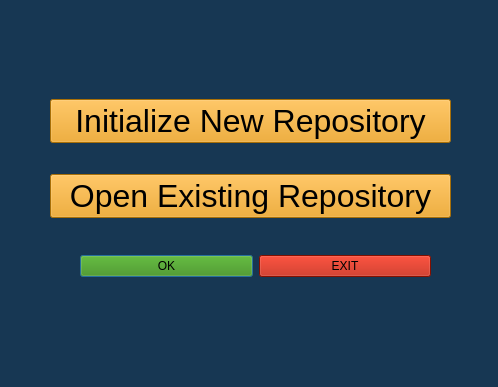
This is gui/SelectRepo.ui in Sam-Horner-42/CPPMiniVersionControl as Qt 5 draws it before an edit. The edited form follows.
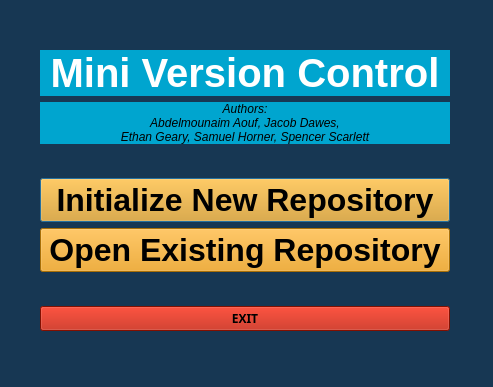
This is the edited form.

Commit message: Updated UI of select Repo, added author information

```diff
--- a/gui/SelectRepo.ui
+++ b/gui/SelectRepo.ui
@@ -6,10 +6,16 @@
    <rect>
     <x>0</x>
     <y>0</y>
-    <width>498</width>
+    <width>493</width>
     <height>387</height>
    </rect>
   </property>
+  <property name="font">
+   <font>
+    <family>Segoe Fluent Icons</family>
+    <bold>true</bold>
+   </font>
+  </property>
   <property name="windowTitle">
    <string>Dialog</string>
   </property>
@@ -17,53 +23,39 @@
    <string notr="true">background-color: rgb(23, 55, 83);
 </string>
   </property>
-  <widget class="QWidget" name="layoutWidget">
+  <widget class="QWidget" name="gridLayoutWidget">
    <property name="geometry">
     <rect>
-     <x>80</x>
-     <y>250</y>
-     <width>351</width>
-     <height>33</height>
+     <x>40</x>
+     <y>50</y>
+     <width>410</width>
+     <height>281</height>
     </rect>
    </property>
-   <layout class="QHBoxLayout">
-    <property name="spacing">
-     <number>6</number>
-    </property>
-    <property name="margin" stdset="0">
-     <number>0</number>
-    </property>
-    <item>
-     <widget class="QPushButton" name="okButton">
+   <layout class="QGridLayout" name="gridLayout">
+    <item row="2" column="0">
+     <widget class="QLabel" name="label_2">
+      <property name="font">
+       <font>
+        <family>Arial</family>
+        <italic>true</italic>
+        <bold>false</bold>
+       </font>
+      </property>
       <property name="styleSheet">
-       <string notr="true">background-color: rgb(57, 143, 0);</string>
+       <string notr="true">background-color: rgb(0, 165, 207);</string>
       </property>
       <property name="text">
-       <string>OK</string>
+       <string>Authors:
+Abdelmounaim Aouf, Jacob Dawes, 
+Ethan Geary, Samuel Horner, Spencer Scarlett</string>
       </property>
-     </widget>
-    </item>
-    <item>
-     <widget class="QPushButton" name="cancelButton">
-      <property name="styleSheet">
-       <string notr="true">background-color: rgb(184, 21, 0);</string>
+      <property name="alignment">
+       <set>Qt::AlignmentFlag::AlignCenter</set>
       </property>
-      <property name="text">
-       <string>EXIT</string>
-      </property>
      </widget>
     </item>
-   </layout>
-  </widget>
-  <widget class="QWidget" name="verticalLayoutWidget">
-   <property name="geometry">
-    <rect>
-     <x>50</x>
-     <y>74</y>
-     <width>401</width>
-     <height>171</height>
-    </rect>
-   </property>
+    <item row="4" column="0">
    <layout class="QVBoxLayout" name="verticalLayout">
     <item>
      <widget class="QPushButton" name="initRepo">
@@ -162,6 +154,7 @@
        <font>
         <family>Arial</family>
         <pointsize>-1</pointsize>
+          <bold>true</bold>
         <underline>false</underline>
        </font>
       </property>
@@ -279,6 +272,7 @@
        <font>
         <family>Arial</family>
         <pointsize>-1</pointsize>
+          <bold>true</bold>
        </font>
       </property>
       <property name="mouseTracking">
@@ -296,6 +290,542 @@
       </property>
      </widget>
     </item>
+      <item>
+       <spacer name="verticalSpacer_2">
+        <property name="orientation">
+         <enum>Qt::Orientation::Vertical</enum>
+        </property>
+        <property name="sizeHint" stdset="0">
+         <size>
+          <width>20</width>
+          <height>40</height>
+         </size>
+        </property>
+       </spacer>
+      </item>
+      <item>
+       <widget class="QPushButton" name="cancelButton">
+        <property name="styleSheet">
+         <string notr="true">background-color: rgb(184, 21, 0);</string>
+        </property>
+        <property name="text">
+         <string>EXIT</string>
+        </property>
+       </widget>
+      </item>
+     </layout>
+    </item>
+    <item row="1" column="0">
+     <widget class="QLabel" name="label">
+      <property name="palette">
+       <palette>
+        <active>
+         <colorrole role="WindowText">
+          <brush brushstyle="SolidPattern">
+           <color alpha="255">
+            <red>255</red>
+            <green>255</green>
+            <blue>255</blue>
+           </color>
+          </brush>
+         </colorrole>
+         <colorrole role="Button">
+          <brush brushstyle="SolidPattern">
+           <color alpha="255">
+            <red>0</red>
+            <green>165</green>
+            <blue>207</blue>
+           </color>
+          </brush>
+         </colorrole>
+         <colorrole role="Light">
+          <brush brushstyle="SolidPattern">
+           <color alpha="255">
+            <red>55</red>
+            <green>215</green>
+            <blue>255</blue>
+           </color>
+          </brush>
+         </colorrole>
+         <colorrole role="Midlight">
+          <brush brushstyle="SolidPattern">
+           <color alpha="255">
+            <red>27</red>
+            <green>190</green>
+            <blue>231</blue>
+           </color>
+          </brush>
+         </colorrole>
+         <colorrole role="Dark">
+          <brush brushstyle="SolidPattern">
+           <color alpha="255">
+            <red>0</red>
+            <green>83</green>
+            <blue>103</blue>
+           </color>
+          </brush>
+         </colorrole>
+         <colorrole role="Mid">
+          <brush brushstyle="SolidPattern">
+           <color alpha="255">
+            <red>0</red>
+            <green>110</green>
+            <blue>138</blue>
+           </color>
+          </brush>
+         </colorrole>
+         <colorrole role="Text">
+          <brush brushstyle="SolidPattern">
+           <color alpha="255">
+            <red>0</red>
+            <green>0</green>
+            <blue>0</blue>
+           </color>
+          </brush>
+         </colorrole>
+         <colorrole role="BrightText">
+          <brush brushstyle="SolidPattern">
+           <color alpha="255">
+            <red>255</red>
+            <green>255</green>
+            <blue>255</blue>
+           </color>
+          </brush>
+         </colorrole>
+         <colorrole role="ButtonText">
+          <brush brushstyle="SolidPattern">
+           <color alpha="255">
+            <red>0</red>
+            <green>0</green>
+            <blue>0</blue>
+           </color>
+          </brush>
+         </colorrole>
+         <colorrole role="Base">
+          <brush brushstyle="SolidPattern">
+           <color alpha="255">
+            <red>255</red>
+            <green>255</green>
+            <blue>255</blue>
+           </color>
+          </brush>
+         </colorrole>
+         <colorrole role="Window">
+          <brush brushstyle="SolidPattern">
+           <color alpha="255">
+            <red>0</red>
+            <green>165</green>
+            <blue>207</blue>
+           </color>
+          </brush>
+         </colorrole>
+         <colorrole role="Shadow">
+          <brush brushstyle="SolidPattern">
+           <color alpha="255">
+            <red>0</red>
+            <green>0</green>
+            <blue>0</blue>
+           </color>
+          </brush>
+         </colorrole>
+         <colorrole role="AlternateBase">
+          <brush brushstyle="SolidPattern">
+           <color alpha="255">
+            <red>127</red>
+            <green>210</green>
+            <blue>231</blue>
+           </color>
+          </brush>
+         </colorrole>
+         <colorrole role="ToolTipBase">
+          <brush brushstyle="SolidPattern">
+           <color alpha="255">
+            <red>255</red>
+            <green>255</green>
+            <blue>220</blue>
+           </color>
+          </brush>
+         </colorrole>
+         <colorrole role="ToolTipText">
+          <brush brushstyle="SolidPattern">
+           <color alpha="255">
+            <red>0</red>
+            <green>0</green>
+            <blue>0</blue>
+           </color>
+          </brush>
+         </colorrole>
+         <colorrole role="PlaceholderText">
+          <brush brushstyle="SolidPattern">
+           <color alpha="127">
+            <red>0</red>
+            <green>0</green>
+            <blue>0</blue>
+           </color>
+          </brush>
+         </colorrole>
+         <colorrole role="Accent">
+          <brush brushstyle="SolidPattern">
+           <color alpha="255">
+            <red>255</red>
+            <green>255</green>
+            <blue>255</blue>
+           </color>
+          </brush>
+         </colorrole>
+        </active>
+        <inactive>
+         <colorrole role="WindowText">
+          <brush brushstyle="SolidPattern">
+           <color alpha="255">
+            <red>255</red>
+            <green>255</green>
+            <blue>255</blue>
+           </color>
+          </brush>
+         </colorrole>
+         <colorrole role="Button">
+          <brush brushstyle="SolidPattern">
+           <color alpha="255">
+            <red>0</red>
+            <green>165</green>
+            <blue>207</blue>
+           </color>
+          </brush>
+         </colorrole>
+         <colorrole role="Light">
+          <brush brushstyle="SolidPattern">
+           <color alpha="255">
+            <red>55</red>
+            <green>215</green>
+            <blue>255</blue>
+           </color>
+          </brush>
+         </colorrole>
+         <colorrole role="Midlight">
+          <brush brushstyle="SolidPattern">
+           <color alpha="255">
+            <red>27</red>
+            <green>190</green>
+            <blue>231</blue>
+           </color>
+          </brush>
+         </colorrole>
+         <colorrole role="Dark">
+          <brush brushstyle="SolidPattern">
+           <color alpha="255">
+            <red>0</red>
+            <green>83</green>
+            <blue>103</blue>
+           </color>
+          </brush>
+         </colorrole>
+         <colorrole role="Mid">
+          <brush brushstyle="SolidPattern">
+           <color alpha="255">
+            <red>0</red>
+            <green>110</green>
+            <blue>138</blue>
+           </color>
+          </brush>
+         </colorrole>
+         <colorrole role="Text">
+          <brush brushstyle="SolidPattern">
+           <color alpha="255">
+            <red>0</red>
+            <green>0</green>
+            <blue>0</blue>
+           </color>
+          </brush>
+         </colorrole>
+         <colorrole role="BrightText">
+          <brush brushstyle="SolidPattern">
+           <color alpha="255">
+            <red>255</red>
+            <green>255</green>
+            <blue>255</blue>
+           </color>
+          </brush>
+         </colorrole>
+         <colorrole role="ButtonText">
+          <brush brushstyle="SolidPattern">
+           <color alpha="255">
+            <red>0</red>
+            <green>0</green>
+            <blue>0</blue>
+           </color>
+          </brush>
+         </colorrole>
+         <colorrole role="Base">
+          <brush brushstyle="SolidPattern">
+           <color alpha="255">
+            <red>255</red>
+            <green>255</green>
+            <blue>255</blue>
+           </color>
+          </brush>
+         </colorrole>
+         <colorrole role="Window">
+          <brush brushstyle="SolidPattern">
+           <color alpha="255">
+            <red>0</red>
+            <green>165</green>
+            <blue>207</blue>
+           </color>
+          </brush>
+         </colorrole>
+         <colorrole role="Shadow">
+          <brush brushstyle="SolidPattern">
+           <color alpha="255">
+            <red>0</red>
+            <green>0</green>
+            <blue>0</blue>
+           </color>
+          </brush>
+         </colorrole>
+         <colorrole role="AlternateBase">
+          <brush brushstyle="SolidPattern">
+           <color alpha="255">
+            <red>127</red>
+            <green>210</green>
+            <blue>231</blue>
+           </color>
+          </brush>
+         </colorrole>
+         <colorrole role="ToolTipBase">
+          <brush brushstyle="SolidPattern">
+           <color alpha="255">
+            <red>255</red>
+            <green>255</green>
+            <blue>220</blue>
+           </color>
+          </brush>
+         </colorrole>
+         <colorrole role="ToolTipText">
+          <brush brushstyle="SolidPattern">
+           <color alpha="255">
+            <red>0</red>
+            <green>0</green>
+            <blue>0</blue>
+           </color>
+          </brush>
+         </colorrole>
+         <colorrole role="PlaceholderText">
+          <brush brushstyle="SolidPattern">
+           <color alpha="127">
+            <red>0</red>
+            <green>0</green>
+            <blue>0</blue>
+           </color>
+          </brush>
+         </colorrole>
+         <colorrole role="Accent">
+          <brush brushstyle="SolidPattern">
+           <color alpha="255">
+            <red>255</red>
+            <green>255</green>
+            <blue>255</blue>
+           </color>
+          </brush>
+         </colorrole>
+        </inactive>
+        <disabled>
+         <colorrole role="WindowText">
+          <brush brushstyle="SolidPattern">
+           <color alpha="255">
+            <red>0</red>
+            <green>83</green>
+            <blue>103</blue>
+           </color>
+          </brush>
+         </colorrole>
+         <colorrole role="Button">
+          <brush brushstyle="SolidPattern">
+           <color alpha="255">
+            <red>0</red>
+            <green>165</green>
+            <blue>207</blue>
+           </color>
+          </brush>
+         </colorrole>
+         <colorrole role="Light">
+          <brush brushstyle="SolidPattern">
+           <color alpha="255">
+            <red>55</red>
+            <green>215</green>
+            <blue>255</blue>
+           </color>
+          </brush>
+         </colorrole>
+         <colorrole role="Midlight">
+          <brush brushstyle="SolidPattern">
+           <color alpha="255">
+            <red>27</red>
+            <green>190</green>
+            <blue>231</blue>
+           </color>
+          </brush>
+         </colorrole>
+         <colorrole role="Dark">
+          <brush brushstyle="SolidPattern">
+           <color alpha="255">
+            <red>0</red>
+            <green>83</green>
+            <blue>103</blue>
+           </color>
+          </brush>
+         </colorrole>
+         <colorrole role="Mid">
+          <brush brushstyle="SolidPattern">
+           <color alpha="255">
+            <red>0</red>
+            <green>110</green>
+            <blue>138</blue>
+           </color>
+          </brush>
+         </colorrole>
+         <colorrole role="Text">
+          <brush brushstyle="SolidPattern">
+           <color alpha="255">
+            <red>0</red>
+            <green>83</green>
+            <blue>103</blue>
+           </color>
+          </brush>
+         </colorrole>
+         <colorrole role="BrightText">
+          <brush brushstyle="SolidPattern">
+           <color alpha="255">
+            <red>255</red>
+            <green>255</green>
+            <blue>255</blue>
+           </color>
+          </brush>
+         </colorrole>
+         <colorrole role="ButtonText">
+          <brush brushstyle="SolidPattern">
+           <color alpha="255">
+            <red>0</red>
+            <green>83</green>
+            <blue>103</blue>
+           </color>
+          </brush>
+         </colorrole>
+         <colorrole role="Base">
+          <brush brushstyle="SolidPattern">
+           <color alpha="255">
+            <red>0</red>
+            <green>165</green>
+            <blue>207</blue>
+           </color>
+          </brush>
+         </colorrole>
+         <colorrole role="Window">
+          <brush brushstyle="SolidPattern">
+           <color alpha="255">
+            <red>0</red>
+            <green>165</green>
+            <blue>207</blue>
+           </color>
+          </brush>
+         </colorrole>
+         <colorrole role="Shadow">
+          <brush brushstyle="SolidPattern">
+           <color alpha="255">
+            <red>0</red>
+            <green>0</green>
+            <blue>0</blue>
+           </color>
+          </brush>
+         </colorrole>
+         <colorrole role="AlternateBase">
+          <brush brushstyle="SolidPattern">
+           <color alpha="255">
+            <red>0</red>
+            <green>165</green>
+            <blue>207</blue>
+           </color>
+          </brush>
+         </colorrole>
+         <colorrole role="ToolTipBase">
+          <brush brushstyle="SolidPattern">
+           <color alpha="255">
+            <red>255</red>
+            <green>255</green>
+            <blue>220</blue>
+           </color>
+          </brush>
+         </colorrole>
+         <colorrole role="ToolTipText">
+          <brush brushstyle="SolidPattern">
+           <color alpha="255">
+            <red>0</red>
+            <green>0</green>
+            <blue>0</blue>
+           </color>
+          </brush>
+         </colorrole>
+         <colorrole role="PlaceholderText">
+          <brush brushstyle="SolidPattern">
+           <color alpha="127">
+            <red>0</red>
+            <green>83</green>
+            <blue>103</blue>
+           </color>
+          </brush>
+         </colorrole>
+         <colorrole role="Accent">
+          <brush brushstyle="SolidPattern">
+           <color alpha="255">
+            <red>14</red>
+            <green>206</green>
+            <blue>255</blue>
+           </color>
+          </brush>
+         </colorrole>
+        </disabled>
+       </palette>
+      </property>
+      <property name="font">
+       <font>
+        <family>Arial</family>
+        <pointsize>-1</pointsize>
+        <bold>true</bold>
+       </font>
+      </property>
+      <property name="autoFillBackground">
+       <bool>false</bool>
+      </property>
+      <property name="styleSheet">
+       <string notr="true">QLabel{
+	background-color: rgb(0, 165, 207);
+font-size:40px;
+}</string>
+      </property>
+      <property name="text">
+       <string>Mini Version Control</string>
+      </property>
+      <property name="scaledContents">
+       <bool>false</bool>
+      </property>
+      <property name="alignment">
+       <set>Qt::AlignmentFlag::AlignCenter</set>
+      </property>
+     </widget>
+    </item>
+    <item row="3" column="0">
+     <spacer name="verticalSpacer">
+      <property name="orientation">
+       <enum>Qt::Orientation::Vertical</enum>
+      </property>
+      <property name="sizeHint" stdset="0">
+       <size>
+        <width>20</width>
+        <height>40</height>
+       </size>
+      </property>
+     </spacer>
+    </item>
    </layout>
   </widget>
  </widget>
```
Left out of the diff: 16 changed lines with no effect on the pictures. Lines whose indentation alone changed are shown as unchanged. The commit also changes 3 other files.
